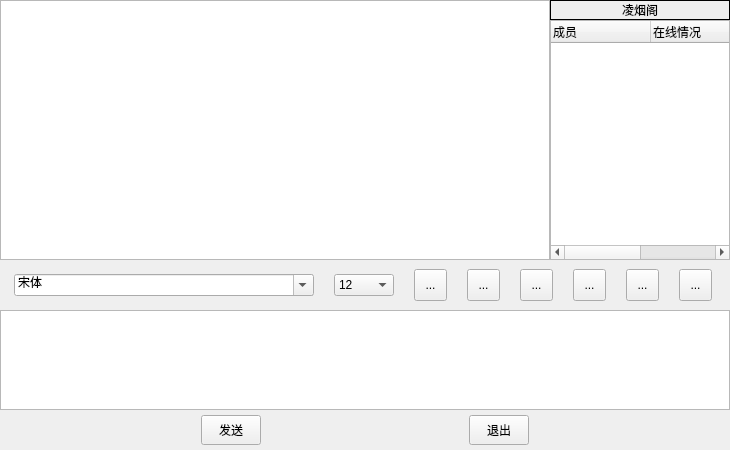
Before: the Qt Designer form client/chatting/groupchatting.ui in Zzzzzya/Chating-Room, drawn with Qt 5.
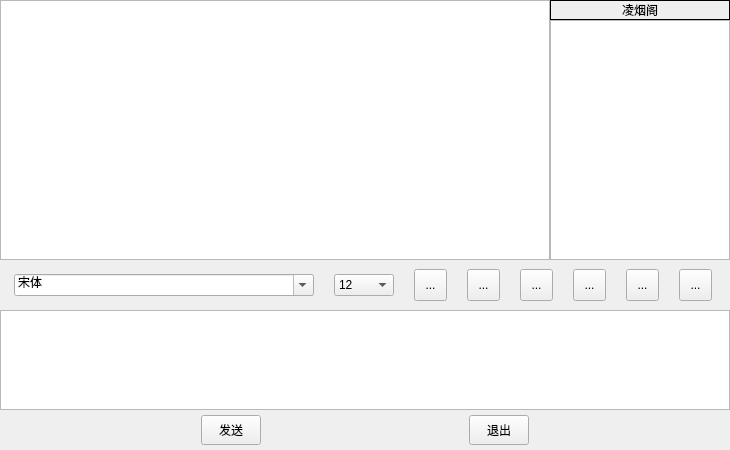
After: the same form once the commit is applied. Icons and pictures are not drawn.

Commit message: 对groupchatting进行了改动

What changed in the file:
```diff
--- a/client/chatting/groupchatting.ui
+++ b/client/chatting/groupchatting.ui
@@ -404,22 +404,9 @@
      <height>240</height>
     </rect>
    </property>
-   <column>
-    <property name="text">
-     <string>成员</string>
-    </property>
-    <property name="textAlignment">
-     <set>AlignLeading|AlignVCenter</set>
-    </property>
-   </column>
-   <column>
-    <property name="text">
-     <string>在线情况</string>
-    </property>
-    <property name="textAlignment">
-     <set>AlignLeading|AlignVCenter</set>
-    </property>
-   </column>
+   <property name="showGrid">
+    <bool>true</bool>
+   </property>
   </widget>
   <widget class="QLabel" name="gName">
    <property name="geometry">
```
The commit also changes 6 other files.
